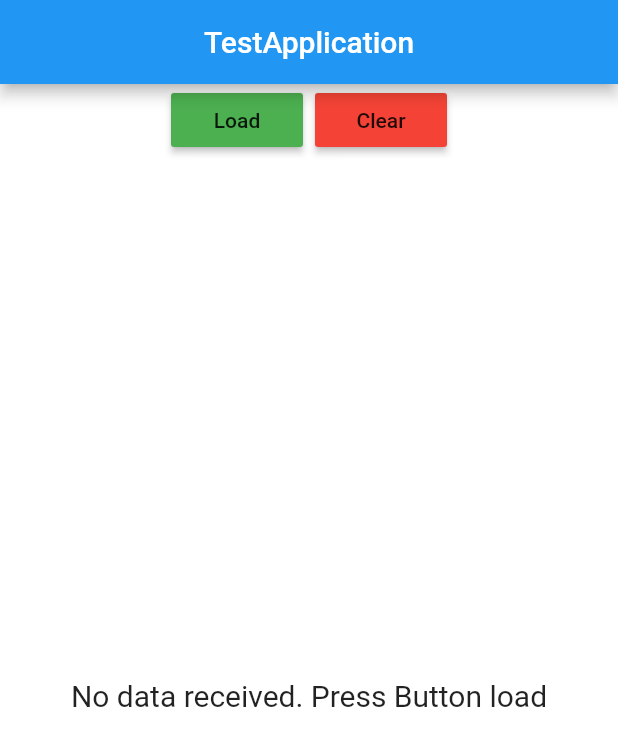
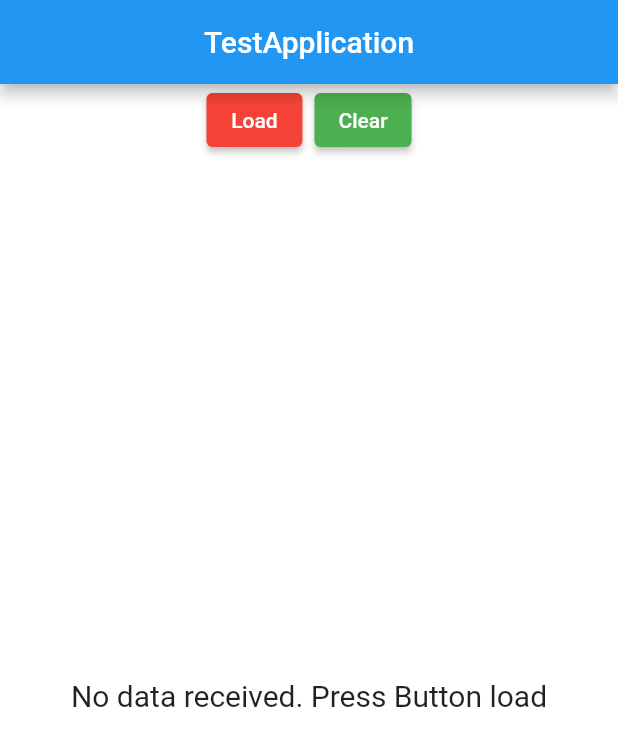
Before and after one commit to Hudihka/hello_fluter, a Flutter app: the screen it shows after launch, after a tap on "Load", on a phone screen of 412 x 824 dp. Shown: the top 746 px of the screen. Run offline on Flutter 3.47's test engine with Material 2 defaults, Android fonts, the phone set to English and light mode, and no system bars; our stand-ins replace flutter_bloc; network calls fail.

Commit message:
закончил уроки кокорина

```diff
--- a/lib/Bloc/UserBlock.dart
+++ b/lib/Bloc/UserBlock.dart
@@ -6,29 +6,29 @@ import 'package:hello_fluter/Bloc/UserState.dart';
 import 'package:hello_fluter/Models/User.dart';
 import 'package:hello_fluter/Services/UsersRepository.dart';
 
-class UserBlock extends Bloc<UserEvent, UserState> {
-  final UsersRepository usersRepository;
-  //в супер передаем начальное состояние
-  UserBlock(this.usersRepository) : super(UserEmptyState());
+// class UserBlock extends Bloc<UserEvent, UserState> {
+//   final UsersRepository usersRepository;
+//   //в супер передаем начальное состояние
+//   UserBlock(this.usersRepository) : super(UserEmptyState());
 
-  @override
-  Stream<UserState> mapEventToState(UserEvent event) async* {//async* работа с потоком
-    if (event is UserLoadEvent){
-      //yield добавляет значение в выходной поток окружающей функции async* . Это похоже на return , но не завершает функцию.
-      yield UserLoadState();
+//   @override
+//   Stream<UserState> mapEventToState(UserEvent event) async* {//async* работа с потоком
+//     if (event is UserLoadEvent){
+//       //yield добавляет значение в выходной поток окружающей функции async* . Это похоже на return , но не завершает функцию.
+//       yield UserLoadState();
 
-      //Для работы с асинхронными функциями как с синхронными служит await — ожидание.
-      //await позволяет дождаться выполнения асинхронной функции и после обработать результат, если он есть.
+//       //Для работы с асинхронными функциями как с синхронными служит await — ожидание.
+//       //await позволяет дождаться выполнения асинхронной функции и после обработать результат, если он есть.
 
-      try {
-        final List<User> _loadedUserList = await usersRepository.getAllUsers();
-        yield UserLoadedState(loadedUser: _loadedUserList);
-      } catch (_) {
-        yield UserEmptyState(); //нету юзеров
-      }
+//       try {
+//         final List<User> _loadedUserList = await usersRepository.getAllUsers();
+//         yield UserLoadedState(loadedUser: _loadedUserList);
+//       } catch (_) {
+//         yield UserEmptyState(); //нету юзеров
+//       }
 
-    } else if (event is UserClearEvent) {
-        yield UserEmptyState();
-    }
-  }
-}
+//     } else if (event is UserClearEvent) {
+//         yield UserEmptyState();
+//     }
+//   }
+// }
--- a/lib/Bloc/UserState.dart
+++ b/lib/Bloc/UserState.dart
@@ -1,22 +1,23 @@
 
 
 import 'package:flutter/material.dart';
+import 'package:hello_fluter/Models/User.dart';
 
-abstract class UserState {}
+// abstract class UserState {}
 
-//список пустой
-class UserEmptyState extends UserState {}
+// //список пустой
+// class UserEmptyState extends UserState {}
 
-//список загрузки
-class UserLoadState extends UserState {}
+// //список загрузки
+// class UserLoadState extends UserState {}
 
-//список узеры загружены
-class UserLoadedState extends UserState {
-  List<dynamic> loadedUser;
-  //@required обязателен для передачи
-  // assert это обяз условие без которого не начнетсы выполнение
-  UserLoadedState({@required this.loadedUser}) : assert(loadedUser != null);
-}
+// //список узеры загружены
+// class UserLoadedState extends UserState {
+//   List<dynamic> loadedUser;
+//   //@required обязателен для передачи
+//   // assert это обяз условие без которого не начнетсы выполнение
+//   UserLoadedState({@required this.loadedUser, List<User> loadedYser}) : assert(loadedUser != null);
+// }
 
-//когда произошла ошибка при загрузке
-class UserErrorState extends UserState {}
+// //когда произошла ошибка при загрузке
+// class UserErrorState extends UserState {}
--- /dev/null
+++ b/lib/Cubit/UserCubit.dart
@@ -0,0 +1,34 @@
+
+import 'package:flutter_bloc/flutter_bloc.dart';
+import 'package:hello_fluter/Cubit/UserState.dart';
+import 'package:hello_fluter/Models/User.dart';
+import 'package:hello_fluter/Services/UsersRepository.dart';
+
+class UserCubit extends Cubit<UserState>{
+  final UsersRepository usersRepository;
+  UserCubit(this.usersRepository) : super(UserEmptyState());
+
+//   async дает вам Future
+// async* дает вам Stream.
+// при async* есть yield
+
+  Future<void> fetchUser() async {
+    emit(UserEmptyState());
+    try {
+      emit(UserLoadState());
+      //await позволяет дождаться выполнения асинхронной функции
+      //и после обработать результат, если он есть.
+      final List<User> _loadedUserList = await usersRepository.getAllUsers();
+      emit(UserLoadedState(loadedUser: _loadedUserList));
+    } catch(_) {
+      emit(UserEmptyState());
+    }
+  }
+
+  Future<void> clearUser() async {
+    emit(UserEmptyState());
+  }
+}
+
+class UserLoadingState {
+}
--- /dev/null
+++ b/lib/Cubit/UserState.dart
@@ -0,0 +1,22 @@
+
+
+import 'package:flutter/material.dart';
+
+abstract class UserState {}
+
+//список пустой
+class UserEmptyState extends UserState {}
+
+//список загрузки
+class UserLoadState extends UserState {}
+
+//список узеры загружены
+class UserLoadedState extends UserState {
+  List<dynamic> loadedUser;
+  //@required обязателен для передачи
+  // assert это обяз условие без которого не начнетсы выполнение
+  UserLoadedState({@required this.loadedUser}) : assert(loadedUser != null);
+}
+
+//когда произошла ошибка при загрузке
+class UserErrorState extends UserState {}
--- a/lib/Pages/home_page.dart
+++ b/lib/Pages/home_page.dart
@@ -2,7 +2,7 @@
 
 import 'package:flutter/material.dart';
 import 'package:flutter_bloc/flutter_bloc.dart';
-import 'package:hello_fluter/Bloc/UserBlock.dart';
+import 'package:hello_fluter/Cubit/UserCubit.dart';
 import 'package:hello_fluter/Services/UsersRepository.dart';
 import 'package:hello_fluter/widgets/ActionButtons.dart';
 import 'package:hello_fluter/widgets/UserList.dart';
@@ -12,8 +12,8 @@ class HomePage extends StatelessWidget {
 
   @override
   Widget build(BuildContext context) {
-    return BlocProvider<UserBlock>(
-      create: (context) => UserBlock(usersRepository),
+    return BlocProvider<UserCubit>(
+      create: (context) => UserCubit(usersRepository),
       child: Scaffold(
         backgroundColor: Colors.white,
         appBar: AppBar(
--- a/lib/widgets/ActionButtons.dart
+++ b/lib/widgets/ActionButtons.dart
@@ -1,32 +1,33 @@
-
-
 
 import 'package:flutter/material.dart';
 import 'package:flutter_bloc/flutter_bloc.dart';
 import 'package:hello_fluter/Bloc/UserBlock.dart';
 import 'package:hello_fluter/Bloc/UserEvent.dart';
+import 'package:hello_fluter/Cubit/UserCubit.dart';
 
 class ActionButtons extends StatelessWidget {
   @override
   Widget build(BuildContext context) {
-    final UserBlock userBlock = BlocProvider.of<UserBlock>(context);
+    // final UserBlock userBlock = BlocProvider.of<UserBlock>(context);
+    final UserCubit userCubit = context.read();
     return Row(
       mainAxisSize: MainAxisSize.min,
       children: [
-        RaisedButton(
+        ElevatedButton(
           child: Text('Load'),
           onPressed: () {
-            userBlock.add(UserLoadEvent());
+            userCubit.fetchUser();
           },
-          color: Colors.green,
+          style: ButtonStyle(backgroundColor: MaterialStateProperty.all<Color>(Colors.red) ),
+          // color: Colors.green,
         ),
         SizedBox(width: 8),
-        RaisedButton(
+        ElevatedButton(
           child: Text('Clear'),
           onPressed: () {
-            userBlock.add(UserClearEvent());
+            userCubit.clearUser();
           },
-          color: Colors.red,
+          style: ButtonStyle(backgroundColor: MaterialStateProperty.all<Color>(Colors.green) ),
         ),
       ],
     );
--- a/lib/widgets/UserList.dart
+++ b/lib/widgets/UserList.dart
@@ -2,14 +2,16 @@
 
 import 'package:flutter/material.dart';
 import 'package:flutter_bloc/flutter_bloc.dart';
-import 'package:hello_fluter/Bloc/UserBlock.dart';
-import 'package:hello_fluter/Bloc/UserState.dart';
+import 'package:hello_fluter/Cubit/UserCubit.dart';
+import 'package:hello_fluter/Cubit/UserState.dart';
 
 //по сути это тейбл вью
 class UserList extends StatelessWidget {
   @override
   Widget build(BuildContext context) {
-    return BlocBuilder<UserBlock, UserState>(builder: (context, state) {
+    return BlocBuilder<UserCubit, UserState>(
+      builder: (context, state) {
+
       if (state is UserEmptyState) {
         return Center(
           child: Text(
```
